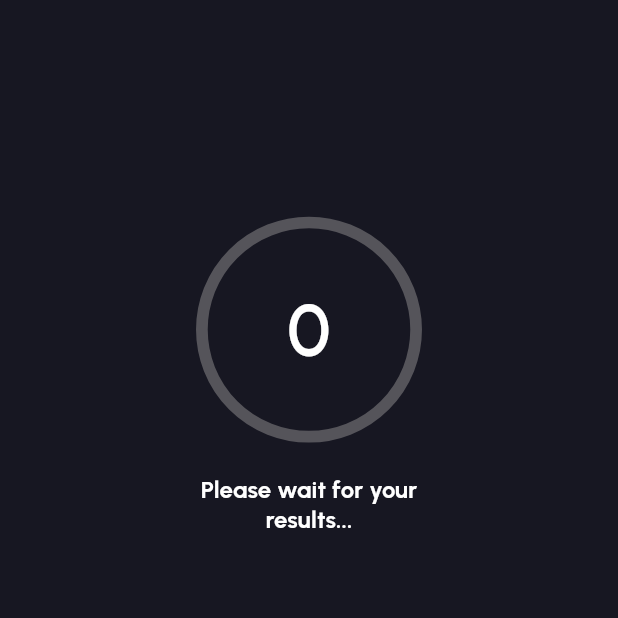
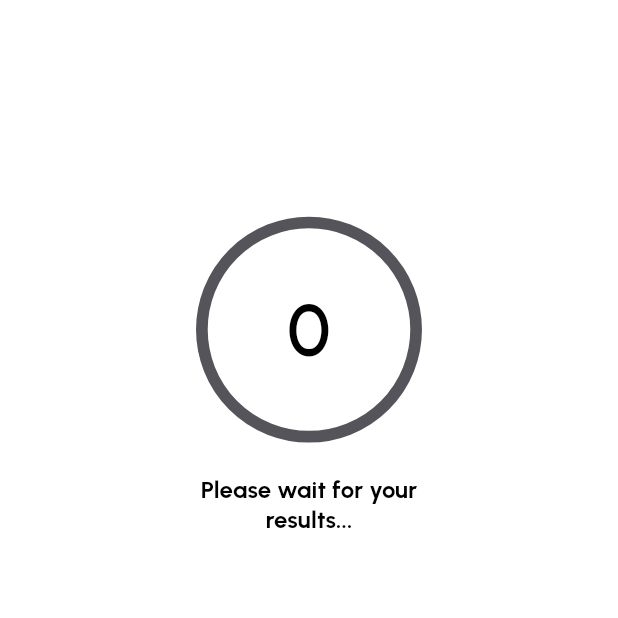
Before and after one commit to pavlogrinchenkoo/glow_up, a Flutter app: the DeepScanningIndicatorWidget screen opened directly with empty values, on a phone screen of 412 x 824 dp, the top half of it. Run offline on Flutter 3.47's test engine with Material 3 defaults, Android fonts, the light colour scheme and no system bars; our stand-ins replace auto_route, blur, camera, card_swiper, cloud_firestore, device_info_plus and 17 more; missing offline and left inert: amplitude_flutter, before_after, in_app_review, open_settings_plus, purchases_flutter; accounts and stored records are empty; project files that could hold a hidden picture were left out.

Commit message:
GRN-071:Redesign indicator deep scanning

```diff
--- a/lib/screens/deep_scanning_page/widgets/deep_scanning_indicator_widget.dart
+++ b/lib/screens/deep_scanning_page/widgets/deep_scanning_indicator_widget.dart
@@ -43,7 +43,7 @@ class _DeepScanningIndicatorWidgetState
     final height = MediaQuery.of(context).size.height;
     final width = MediaQuery.of(context).size.width;
     return Scaffold(
-      backgroundColor: BC.navyGrey,
+      backgroundColor: BC.white,
       body: Align(
         alignment: Alignment.topCenter,
         child: SafeArea(
@@ -65,7 +65,7 @@ class _DeepScanningIndicatorWidgetState
                         child: CircularProgressIndicator(
                           value: widget.valueProgress,
                           strokeWidth: height < 840 ? 6 : 9,
-                          valueColor: AlwaysStoppedAnimation<Color>(BC.salad),
+                          valueColor: AlwaysStoppedAnimation<Color>(BC.lightGreen),
                           backgroundColor: BC.lightGray,
                         ),
                       ),
@@ -73,8 +73,8 @@ class _DeepScanningIndicatorWidgetState
                     Text(
                       "${(widget.valueProgress * 100).toInt()}",
                       style: height < 840
-                          ? BS.tex48Text.apply(color: BC.white)
-                          : BS.indicatorText.apply(color: BC.white),
+                          ? BS.tex48Text.apply(color: BC.black)
+                          : BS.indicatorText.apply(color: BC.black),
                     ),
                   ],
                 ),
@@ -84,7 +84,7 @@ class _DeepScanningIndicatorWidgetState
                 padding: EdgeInsets.symmetric(horizontal: width / 4),
                 child: Text(
                   widget.s.pleaseWaitForYourResults,
-                  style: BS.tex16.apply(color: BC.white),
+                  style: BS.tex16.apply(color: BC.black),
                   textAlign: TextAlign.center,
                 ),
               ),
```
